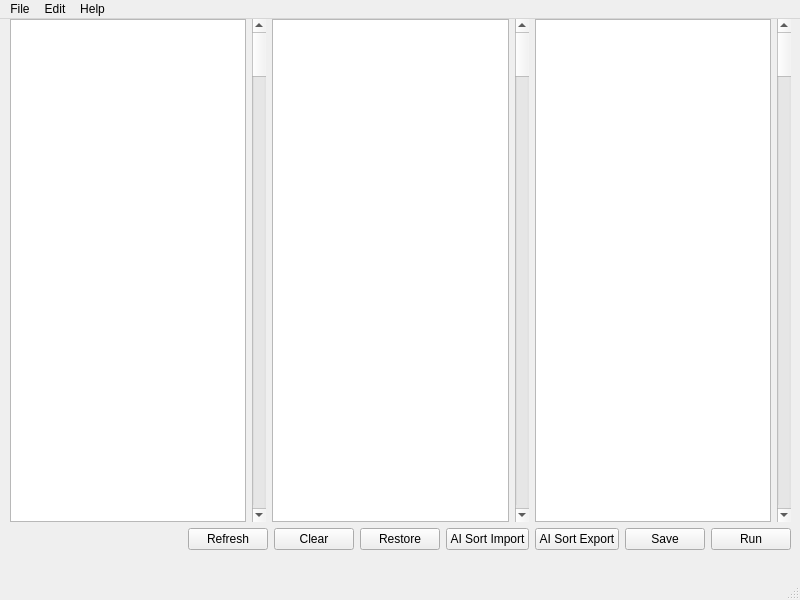
AllenWu233/ruka-kmm, file src/ruka_kmm/ui/main-window.ui: the form before one commit.
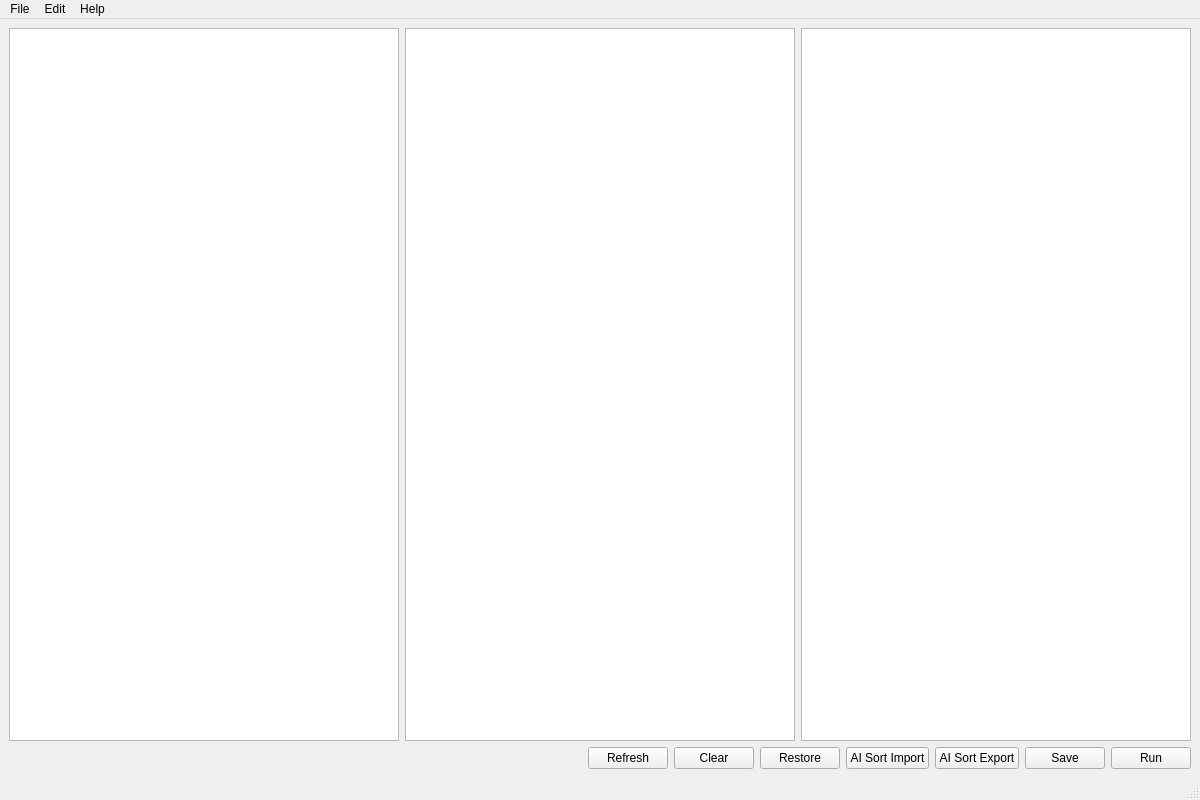
The form after the commit.

```diff
--- a/src/ruka_kmm/ui/main-window.ui
+++ b/src/ruka_kmm/ui/main-window.ui
@@ -6,72 +6,42 @@
    <rect>
     <x>0</x>
     <y>0</y>
-    <width>800</width>
-    <height>600</height>
+    <width>1200</width>
+    <height>800</height>
    </rect>
   </property>
-  <property name="maximumSize">
+  <property name="minimumSize">
    <size>
-    <width>800</width>
-    <height>600</height>
+    <width>400</width>
+    <height>300</height>
    </size>
   </property>
   <property name="windowTitle">
    <string>MainWindow</string>
   </property>
   <widget class="QWidget" name="centralwidget">
-   <property name="maximumSize">
+   <property name="minimumSize">
     <size>
-     <width>800</width>
-     <height>534</height>
+     <width>400</width>
+     <height>300</height>
     </size>
    </property>
-   <widget class="QWidget" name="verticalLayoutWidget">
-    <property name="geometry">
-     <rect>
-      <x>10</x>
-      <y>0</y>
-      <width>781</width>
-      <height>531</height>
-     </rect>
-    </property>
-    <layout class="QVBoxLayout" name="verticalLayout">
+   <layout class="QVBoxLayout" name="verticalLayout_3">
      <item>
       <layout class="QHBoxLayout" name="horizontalLayout">
        <item>
         <widget class="QColumnView" name="modInfo"/>
        </item>
-       <item>
-        <widget class="QScrollBar" name="modInforVerticalScrollBar">
-         <property name="orientation">
-          <enum>Qt::Orientation::Vertical</enum>
-         </property>
-        </widget>
-       </item>
        <item>
         <widget class="QListWidget" name="uncategorizedMods"/>
        </item>
-       <item>
-        <widget class="QScrollBar" name="uncategorizedModsVerticalScrollBar">
-         <property name="orientation">
-          <enum>Qt::Orientation::Vertical</enum>
-         </property>
-        </widget>
-       </item>
        <item>
         <widget class="QListWidget" name="categorizedMods"/>
        </item>
-       <item>
-        <widget class="QScrollBar" name="categorizedModsVerticalScrollBar">
-         <property name="orientation">
-          <enum>Qt::Orientation::Vertical</enum>
-         </property>
-        </widget>
-       </item>
       </layout>
      </item>
      <item>
-      <layout class="QHBoxLayout" name="horizontalLayout_2">
+     <layout class="QHBoxLayout" name="horizontalLayout_7">
        <item>
         <spacer name="horizontalSpacer">
          <property name="orientation">
@@ -138,14 +108,12 @@
      </item>
     </layout>
    </widget>
-  </widget>
-  <widget class="QStatusBar" name="statusbar"/>
   <widget class="QMenuBar" name="menubar">
    <property name="geometry">
     <rect>
      <x>0</x>
      <y>0</y>
-     <width>800</width>
+     <width>1200</width>
      <height>37</height>
     </rect>
    </property>
@@ -175,6 +143,7 @@
    <addaction name="menuEdit"/>
    <addaction name="menuHelp"/>
   </widget>
+  <widget class="QStatusBar" name="statusbar"/>
   <action name="actionFile">
    <property name="text">
     <string>File</string>
```
Left out of the diff: 34 changed lines with no effect on the pictures. Lines whose indentation alone changed are shown as unchanged.
